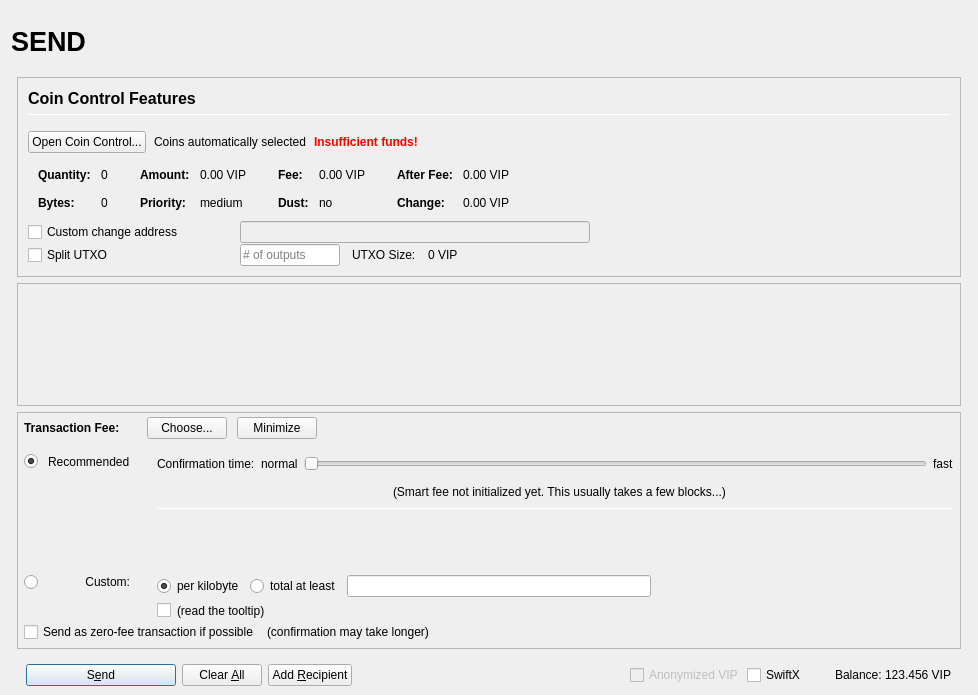
First picture: the form in src/qt/forms/sendcoinsdialog.ui, repository vipcore/VIP-OLD, before the edit.
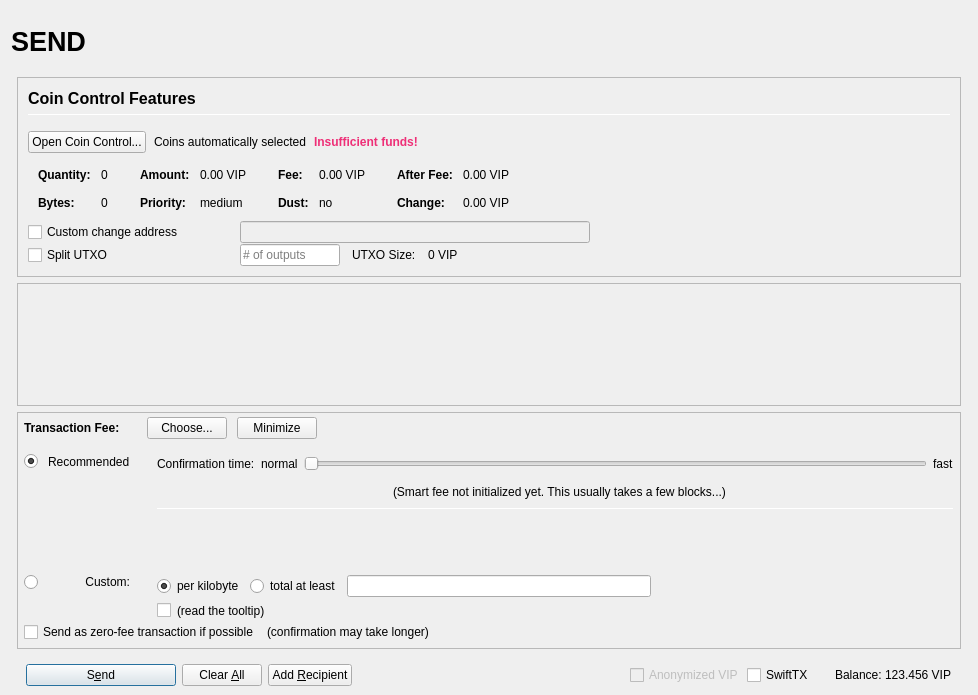
Second picture: the form after the edit. Icons and pictures are not drawn. Custom widgets are drawn as their Qt base class.

Patch:
```diff
--- a/src/qt/forms/sendcoinsdialog.ui
+++ b/src/qt/forms/sendcoinsdialog.ui
@@ -302,7 +302,7 @@
                    </font>
                   </property>
                   <property name="styleSheet">
-                   <string notr="true">color:red;font-weight:bold;</string>
+                   <string notr="true">color: #ee2f77;font-weight:bold;</string>
                   </property>
                   <property name="text">
                    <string>Insufficient funds!</string>
@@ -1702,7 +1702,7 @@
                 </size>
                </property>
                <property name="text">
-                <string>SwiftX</string>
+                <string>SwiftTX</string>
                </property>
               </widget>
              </item>
```
Left out of the diff: 12 changed lines with no effect on the pictures.
